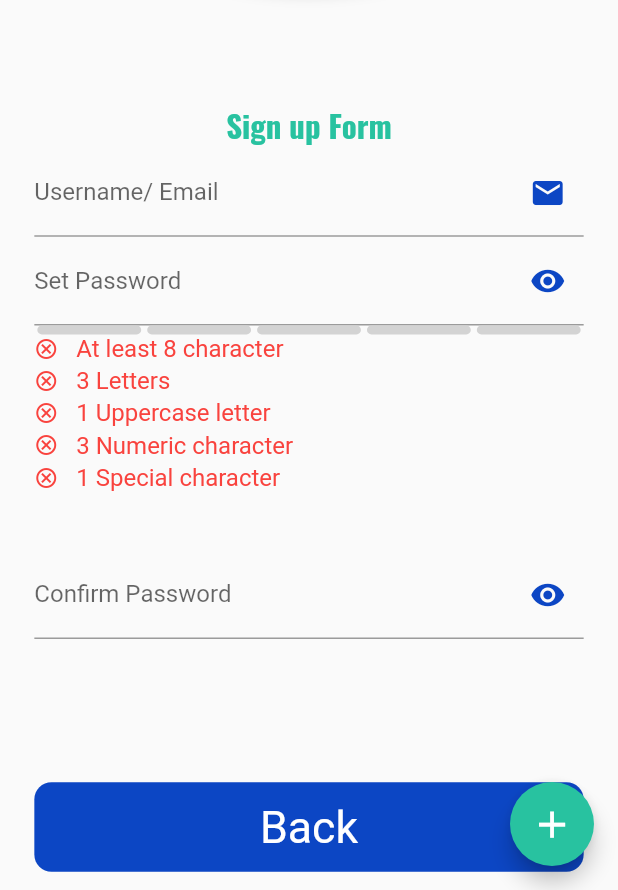
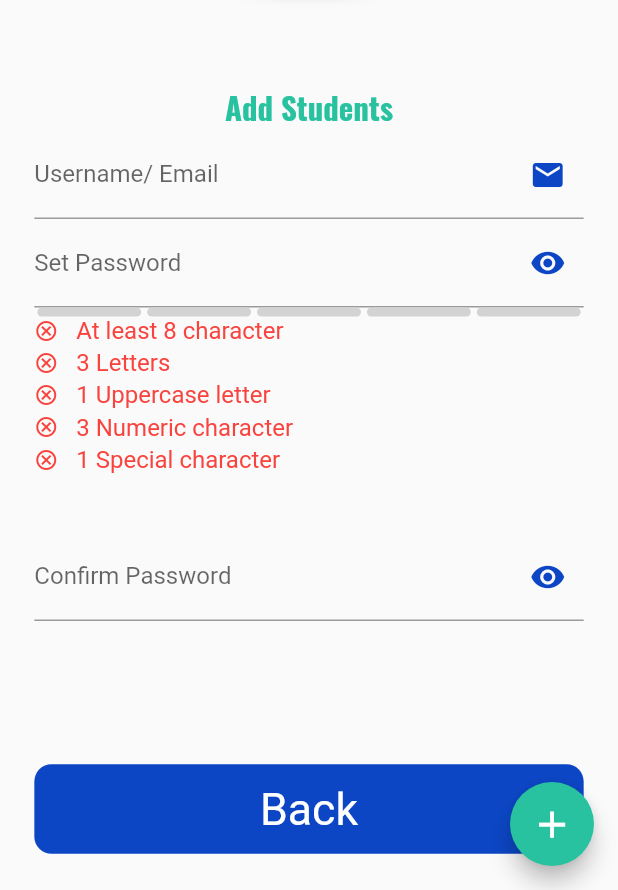
Before and after one commit to waqarbinameen/my-first-flutter-project, a Flutter app: the AddStudentsWindow screen opened directly, on a phone screen of 412 x 824 dp, the part 346-1236 px from its top. Run offline on Flutter 3.47's test engine with Material 2 defaults, Android fonts, the phone set to English and light mode, and no system bars; drawn by our look-alikes of flutter_pw_validator; our stand-ins replace cloud_firestore, connectivity_plus, country_picker, email_validator, firebase_auth, firebase_core and 5 more; missing offline and left inert: animated_widgets; accounts and stored records are empty; network calls fail.

Commit message:
Correction in Signup teacher& Student Fomr

```diff
--- a/lib/main.dart
+++ b/lib/main.dart
@@ -26,7 +26,7 @@ class MyApp extends StatelessWidget {
     return GetMaterialApp(
       debugShowCheckedModeBanner: false,
       home: ScreenUtilInit(builder: (context, _) {
-        return SplashWindow();
+        return const SplashWindow();
       }),
     );
   }
--- a/lib/student_window/add_details_window/view/add_details.dart
+++ b/lib/student_window/add_details_window/view/add_details.dart
@@ -19,7 +19,7 @@ class AddDetailsWindow extends StatefulWidget {
 class _AddDetailsWindowState extends State<AddDetailsWindow> {
   bool isShow = true;
   String picLabel = "Add Photo";
-  String role = "teacher";
+  String role = "student";
   Color picColor = const Color(0xff28C2A0);
   bool isShowConf = true;
   File? img;
--- a/lib/teacher_window/add_details_window/view/add_details.dart
+++ b/lib/teacher_window/add_details_window/view/add_details.dart
@@ -50,7 +50,7 @@ class _AddDetailsWindowState extends State<AddDetailsWindow> {
   final TextEditingController _uAddress = TextEditingController();
   final fireStore = FirebaseFirestore.instance.collection("usersDetail");
   final _auth = FirebaseAuth.instance;
-  String role = "student";
+  String role = "teacher";
   @override
   Widget build(BuildContext context) {
     return GestureDetector(
--- a/lib/teacher_window/add_students_window/view/add_students.dart
+++ b/lib/teacher_window/add_students_window/view/add_students.dart
@@ -1,3 +1,4 @@
+import 'package:cloud_firestore/cloud_firestore.dart';
 import 'package:email_validator/email_validator.dart';
 import 'package:firebase_auth/firebase_auth.dart';
 import 'package:flutter/material.dart';
@@ -15,7 +16,9 @@ class AddStudentsWindow extends StatefulWidget {
 }
 
 class _AddStudentsWindowState extends State<AddStudentsWindow> {
-  final FirebaseAuth _auth = FirebaseAuth.instance;
+  final fireStore = FirebaseFirestore.instance.collection("usersDetail");
+  final _auth = FirebaseAuth.instance;
+  String role = "student";
 
   bool isShow = true;
   bool isShowConf = true;
@@ -57,7 +60,7 @@ class _AddStudentsWindowState extends State<AddStudentsWindow> {
         body: Column(
           children: [
             SizedBox(
-              height: 220.h,
+              height: 230.h,
               width: double.infinity,
               child: Stack(
                 children: [
@@ -111,7 +114,7 @@ class _AddStudentsWindowState extends State<AddStudentsWindow> {
               ),
             ),
             SizedBox(
-              height: 30.h,
+              height: 10.h,
             ),
             Expanded(
               child: SingleChildScrollView(
@@ -122,7 +125,7 @@ class _AddStudentsWindowState extends State<AddStudentsWindow> {
                     child: Column(
                       children: [
                         Text(
-                          "Sign up Form",
+                          "Add Students",
                           style: TextStyle(
                               fontFamily: "Oswald",
                               fontWeight: FontWeight.bold,
@@ -287,6 +290,11 @@ class _AddStudentsWindowState extends State<AddStudentsWindow> {
       setState(() {
         _isLoading = false;
       });
+      String id = _auth.currentUser!.email.toString();
+      fireStore.doc(id).set({
+        "id": id,
+        "Role": role.toString(),
+      });
       Get.snackbar("Information", "Student Add Successfully ");
       setState(() {
         _uEmail.clear();
```
Also changed, not shown: lib/auth/signup_window/view/signup_window.dart (+11 -20 lines), lib/connection_window/view/internet_window.dart (+7 -4 lines), lib/teacher_window/view/teacher_window.dart (+3 -23 lines).
